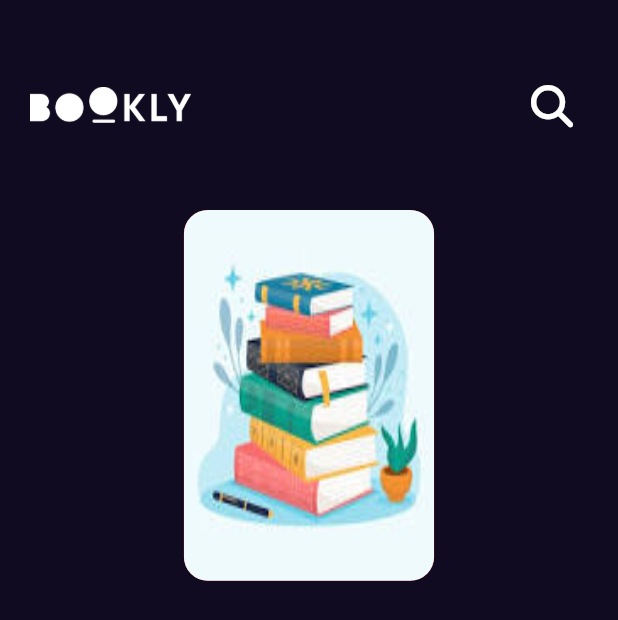
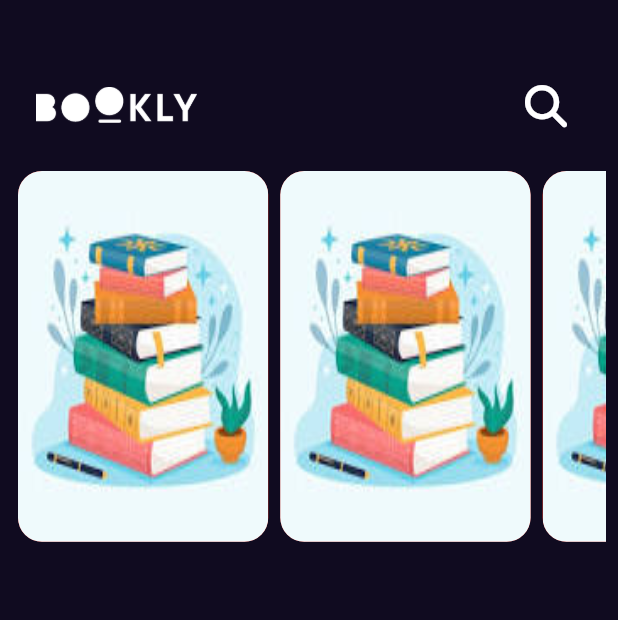
Before and after one commit to HamzaLahmedi/Bookly_app_mvvm_bloc, a Flutter app: the screen it shows after launch, on a phone screen of 412 x 824 dp. Shown: the top 620 px of the screen. Run offline on Flutter 3.47's test engine with Material 3 defaults, Android fonts, the phone set to English and light mode, and no system bars; our stand-ins replace font_awesome_flutter, get.

Commit message:
add list view to home view

```diff
--- a/bookly_app/lib/features/home/presentation/views/widgets/custom_appbar.dart
+++ b/bookly_app/lib/features/home/presentation/views/widgets/custom_appbar.dart
@@ -8,7 +8,12 @@ class CustomAppBar extends StatelessWidget {
   @override
   Widget build(BuildContext context) {
     return Padding(
-      padding: const EdgeInsets.symmetric(vertical: 46, horizontal: 20),
+      padding: const EdgeInsets.only(
+        top: 46,
+        bottom: 20,
+        left: 24,
+        right: 24,
+      ),
       child: Row(
         children: [
           Image.asset(
--- /dev/null
+++ b/bookly_app/lib/features/home/presentation/views/widgets/featured_book_list_view.dart
@@ -0,0 +1,22 @@
+import 'package:bookly_app/features/home/presentation/views/widgets/featured_list_view_item.dart';
+import 'package:flutter/material.dart';
+
+class FeaturedBookListView extends StatelessWidget {
+  const FeaturedBookListView({super.key});
+
+  @override
+  Widget build(BuildContext context) {
+    return Padding(
+      padding: const EdgeInsets.symmetric(horizontal: 8),
+      child: SizedBox(
+        height: MediaQuery.of(context).size.height * .3,
+        child: ListView.builder(
+          scrollDirection: Axis.horizontal,
+          itemBuilder: (context, index) {
+            return const FeaturedListViewItem();
+          },
+        ),
+      ),
+    );
+  }
+}
--- a/bookly_app/lib/features/home/presentation/views/widgets/custom_list_view_item.dart
+++ b/bookly_app/lib/features/home/presentation/views/widgets/featured_list_view_item.dart
@@ -1,13 +1,13 @@
 import 'package:bookly_app/core/utils/assets.dart';
 import 'package:flutter/material.dart';
 
-class CustomListViewItem extends StatelessWidget {
-  const CustomListViewItem({super.key});
+class FeaturedListViewItem extends StatelessWidget {
+  const FeaturedListViewItem({super.key});
 
   @override
   Widget build(BuildContext context) {
-    return SizedBox(
-      height: MediaQuery.of(context).size.height * .3,
+    return Padding(
+      padding: const EdgeInsets.symmetric(horizontal: 4),
       child: AspectRatio(
         aspectRatio: 2.7 / 4,
         child: Container(
--- a/bookly_app/lib/features/home/presentation/views/widgets/home_view_body.dart
+++ b/bookly_app/lib/features/home/presentation/views/widgets/home_view_body.dart
@@ -1,5 +1,6 @@
 import 'package:bookly_app/features/home/presentation/views/widgets/custom_appbar.dart';
-import 'package:bookly_app/features/home/presentation/views/widgets/custom_list_view_item.dart';
+import 'package:bookly_app/features/home/presentation/views/widgets/featured_list_view_item.dart';
+import 'package:bookly_app/features/home/presentation/views/widgets/featured_book_list_view.dart';
 import 'package:flutter/material.dart';
 
 class HomeViewBody extends StatelessWidget {
@@ -7,11 +8,10 @@ class HomeViewBody extends StatelessWidget {
 
   @override
   Widget build(BuildContext context) {
-    return const Column (
+    return const Column(
       children: [
         CustomAppBar(),
-        CustomListViewItem()
-
+        FeaturedBookListView(),
       ],
     );
   }
```
